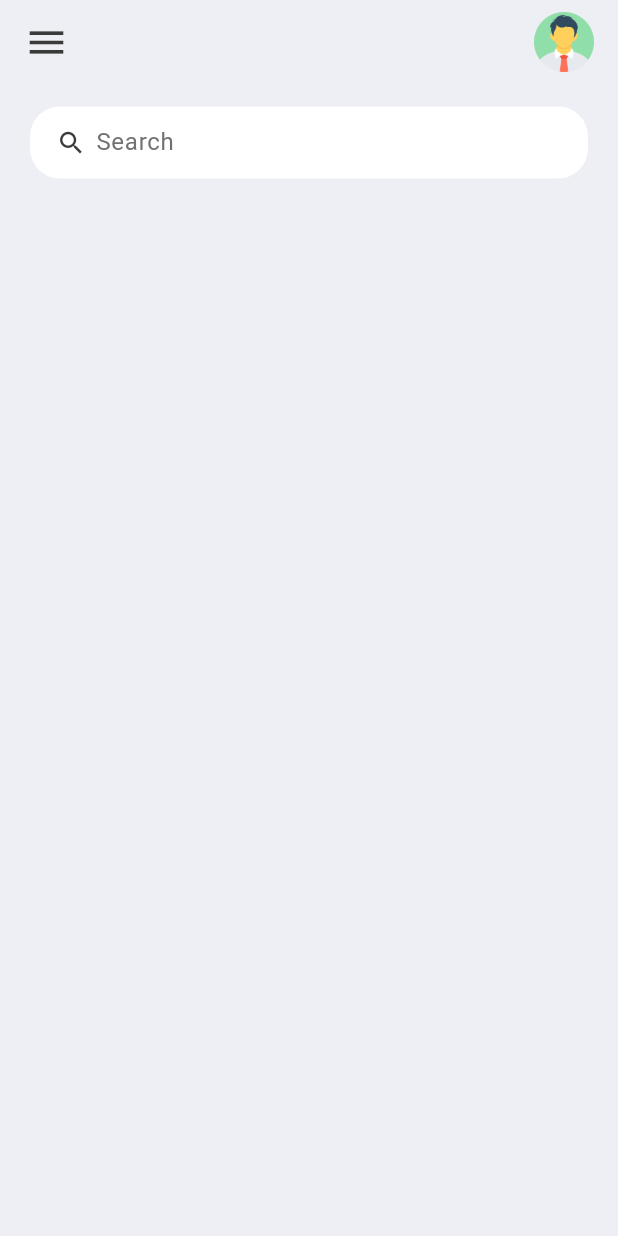
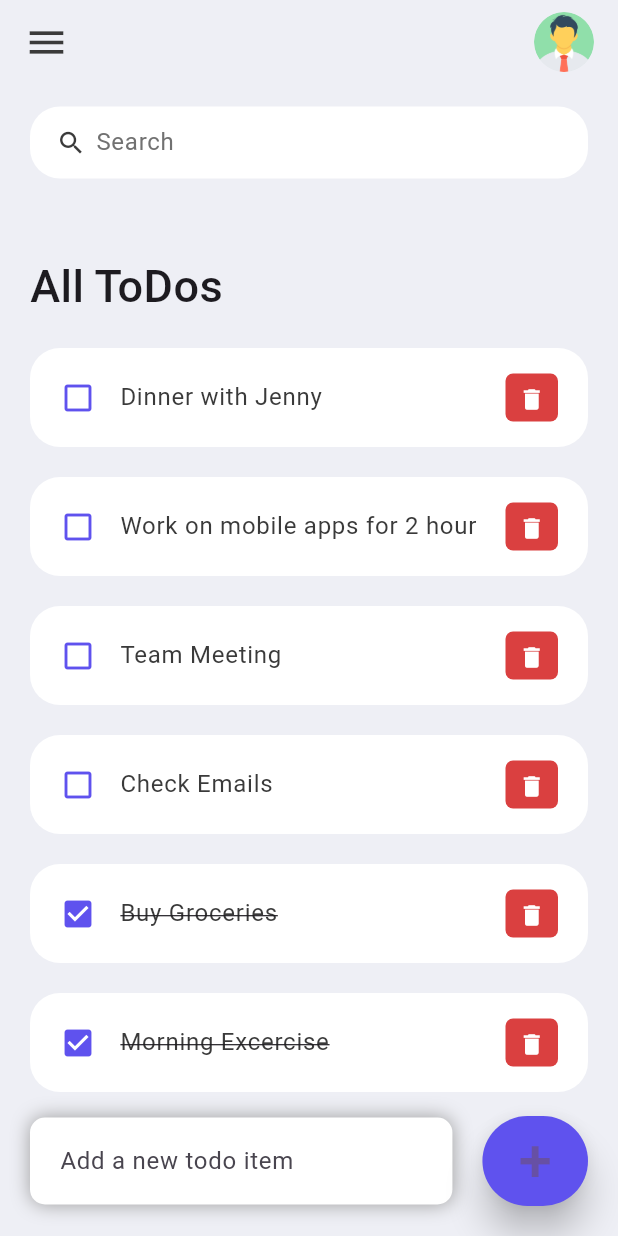
Before and after one commit to surajgujarathi/todo_app, a Flutter app: the screen it shows after launch, on a phone screen of 412 x 824 dp. Run offline on Flutter 3.47's test engine with Material 3 defaults, Android fonts, the phone set to English and light mode, and no system bars.

Commit message:
created todo items lists

```diff
--- a/lib/main.dart
+++ b/lib/main.dart
@@ -16,6 +16,6 @@ class MyApp extends StatelessWidget {
     SystemChrome.setSystemUIOverlayStyle(
         const SystemUiOverlayStyle(statusBarColor: Colors.transparent));
 
-    return const MaterialApp(title: 'Flutter Demo', home: Home());
+    return MaterialApp(title: 'Flutter Demo', home: Home());
   }
 }
--- /dev/null
+++ b/lib/model/todo.dart
@@ -0,0 +1,34 @@
+class ToDo {
+  String? id;
+  String? todoText;
+  bool isDone;
+
+  ToDo({
+    required this.id,
+    required this.todoText,
+    this.isDone = false,
+  });
+
+  static List<ToDo> todoList() {
+    return [
+      ToDo(id: '01', todoText: 'Morning Excercise', isDone: true),
+      ToDo(id: '02', todoText: 'Buy Groceries', isDone: true),
+      ToDo(
+        id: '03',
+        todoText: 'Check Emails',
+      ),
+      ToDo(
+        id: '04',
+        todoText: 'Team Meeting',
+      ),
+      ToDo(
+        id: '05',
+        todoText: 'Work on mobile apps for 2 hour',
+      ),
+      ToDo(
+        id: '06',
+        todoText: 'Dinner with Jenny',
+      ),
+    ];
+  }
+}
--- a/lib/screens/home.dart
+++ b/lib/screens/home.dart
@@ -1,70 +1,219 @@
 import 'package:flutter/material.dart';
-import 'package:todo_app/constants/colors.dart';
 
-class Home extends StatelessWidget {
-  const Home({super.key});
+import '../model/todo.dart';
+import '../constants/colors.dart';
+import '../widgets/todo_item.dart';
+
+class Home extends StatefulWidget {
+  Home({Key? key}) : super(key: key);
+
+  @override
+  State<Home> createState() => _HomeState();
+}
+
+class _HomeState extends State<Home> {
+  final todosList = ToDo.todoList();
+  List<ToDo> _foundToDo = [];
+  final _todoController = TextEditingController();
+
+  @override
+  void initState() {
+    _foundToDo = todosList;
+    super.initState();
+  }
 
   @override
   Widget build(BuildContext context) {
     return Scaffold(
       backgroundColor: tdBGColor,
-      appBar: _buildappbar(),
-      body: Container(
-        padding: const EdgeInsets.symmetric(horizontal: 20, vertical: 15),
-        child: const Column(
+      appBar: _buildAppBar(),
+      body: Stack(
         children: [
-            searchbox(),
+          Container(
+            padding: const EdgeInsets.symmetric(
+              horizontal: 20,
+              vertical: 15,
+            ),
+            child: Column(
+              children: [
+                searchBox(),
+                Expanded(
+                  child: ListView(
+                    children: [
+                      Container(
+                        margin: const EdgeInsets.only(
+                          top: 50,
+                          bottom: 20,
+                        ),
+                        child: const Text(
+                          'All ToDos',
+                          style: TextStyle(
+                            fontSize: 30,
+                            fontWeight: FontWeight.w500,
+                          ),
+                        ),
+                      ),
+                      for (ToDo todoo in _foundToDo.reversed)
+                        ToDoItem(
+                          todo: todoo,
+                          onToDoChanged: _handleToDoChange,
+                          onDeleteItem: _deleteToDoItem,
+                        ),
                     ],
                   ),
+                )
+              ],
+            ),
+          ),
+          Align(
+            alignment: Alignment.bottomCenter,
+            child: Row(children: [
+              Expanded(
+                child: Container(
+                  margin: const EdgeInsets.only(
+                    bottom: 20,
+                    right: 20,
+                    left: 20,
+                  ),
+                  padding: const EdgeInsets.symmetric(
+                    horizontal: 20,
+                    vertical: 5,
+                  ),
+                  decoration: BoxDecoration(
+                    color: Colors.white,
+                    boxShadow: const [
+                      BoxShadow(
+                        color: Colors.grey,
+                        offset: Offset(0.0, 0.0),
+                        blurRadius: 10.0,
+                        spreadRadius: 0.0,
+                      ),
+                    ],
+                    borderRadius: BorderRadius.circular(10),
+                  ),
+                  child: TextField(
+                    controller: _todoController,
+                    decoration: const InputDecoration(
+                        hintText: 'Add a new todo item',
+                        border: InputBorder.none),
+                  ),
+                ),
+              ),
+              Container(
+                margin: const EdgeInsets.only(
+                  bottom: 20,
+                  right: 20,
+                ),
+                child: ElevatedButton(
+                  child: const Text(
+                    '+',
+                    style: TextStyle(
+                      fontSize: 40,
+                    ),
+                  ),
+                  onPressed: () {
+                    _addToDoItem(_todoController.text);
+                  },
+                  style: ElevatedButton.styleFrom(
+                    backgroundColor: tdBlue,
+                    minimumSize: const Size(60, 60),
+                    elevation: 10,
+                  ),
+                ),
+              ),
+            ]),
+          ),
+        ],
       ),
     );
   }
 
-  AppBar _buildappbar() {
-    return AppBar(
-      backgroundColor: tdBGColor,
-      elevation: 0,
-      title: Row(
-        mainAxisAlignment: MainAxisAlignment.spaceBetween,
-        children: [
-          const Icon(Icons.menu, color: tdBlack, size: 30),
-          Container(
-            height: 40,
-            width: 40,
-            child: ClipRect(
-              child: Image.asset('assets/man.png'),
-            ),
-          )
-        ],
-      ),
-    );
-  }
+  void _handleToDoChange(ToDo todo) {
+    setState(() {
+      todo.isDone = !todo.isDone;
+    });
   }
 
-class searchbox extends StatelessWidget {
-  const searchbox({
-    super.key,
+  void _deleteToDoItem(String id) {
+    setState(() {
+      todosList.removeWhere((item) => item.id == id);
     });
+  }
 
-  @override
-  Widget build(BuildContext context) {
+  void _addToDoItem(String toDo) {
+    setState(() {
+      todosList.add(ToDo(
+        id: DateTime.now().millisecondsSinceEpoch.toString(),
+        todoText: toDo,
+      ));
+    });
+    _todoController.clear();
+  }
+
+  void _runFilter(String enteredKeyword) {
+    List<ToDo> results = [];
+    if (enteredKeyword.isEmpty) {
+      results = todosList;
+    } else {
+      results = todosList
+          .where((item) => item.todoText!
+              .toLowerCase()
+              .contains(enteredKeyword.toLowerCase()))
+          .toList();
+    }
+
+    setState(() {
+      _foundToDo = results;
+    });
+  }
+
+  Widget searchBox() {
     return Container(
       padding: const EdgeInsets.symmetric(horizontal: 15),
       decoration: BoxDecoration(
-          color: Colors.white, borderRadius: BorderRadius.circular(20)),
-      child: const TextField(
-        decoration: InputDecoration(
+        color: Colors.white,
+        borderRadius: BorderRadius.circular(20),
+      ),
+      child: TextField(
+        onChanged: (value) => _runFilter(value),
+        decoration: const InputDecoration(
           contentPadding: EdgeInsets.all(0),
           prefixIcon: Icon(
             Icons.search,
             color: tdBlack,
             size: 20,
           ),
-            prefixIconConstraints: BoxConstraints(maxHeight: 20, minWidth: 25),
+          prefixIconConstraints: BoxConstraints(
+            maxHeight: 20,
+            minWidth: 25,
+          ),
           border: InputBorder.none,
           hintText: 'Search',
-            hintStyle: TextStyle(color: tdGrey)),
+          hintStyle: TextStyle(color: tdGrey),
+        ),
       ),
     );
   }
+
+  AppBar _buildAppBar() {
+    return AppBar(
+      backgroundColor: tdBGColor,
+      elevation: 0,
+      title: Row(mainAxisAlignment: MainAxisAlignment.spaceBetween, children: [
+        const Icon(
+          Icons.menu,
+          color: tdBlack,
+          size: 30,
+        ),
+        Container(
+          height: 40,
+          width: 40,
+          child: ClipRRect(
+            borderRadius: BorderRadius.circular(20),
+            child: Image.asset('assets/man.png'),
+          ),
+        ),
+      ]),
+    );
   }
+}
--- /dev/null
+++ b/lib/widgets/todo_item.dart
@@ -0,0 +1,65 @@
+import 'package:flutter/material.dart';
+import 'package:todo_app/constants/colors.dart';
+import 'package:todo_app/model/todo.dart';
+
+class ToDoItem extends StatelessWidget {
+  final ToDo todo;
+  final onToDoChanged;
+  final onDeleteItem;
+
+  const ToDoItem({
+    Key? key,
+    required this.todo,
+    required this.onToDoChanged,
+    required this.onDeleteItem,
+  }) : super(key: key);
+
+  @override
+  Widget build(BuildContext context) {
+    return Container(
+      margin: EdgeInsets.only(bottom: 20),
+      child: ListTile(
+        onTap: () {
+          // print('Clicked on Todo Item.');
+          onToDoChanged(todo);
+        },
+        shape: RoundedRectangleBorder(
+          borderRadius: BorderRadius.circular(20),
+        ),
+        contentPadding: EdgeInsets.symmetric(horizontal: 20, vertical: 5),
+        tileColor: Colors.white,
+        leading: Icon(
+          todo.isDone ? Icons.check_box : Icons.check_box_outline_blank,
+          color: tdBlue,
+        ),
+        title: Text(
+          todo.todoText!,
+          style: TextStyle(
+            fontSize: 16,
+            color: tdBlack,
+            decoration: todo.isDone ? TextDecoration.lineThrough : null,
+          ),
+        ),
+        trailing: Container(
+          padding: EdgeInsets.all(0),
+          margin: EdgeInsets.symmetric(vertical: 12),
+          height: 35,
+          width: 35,
+          decoration: BoxDecoration(
+            color: tdRed,
+            borderRadius: BorderRadius.circular(5),
+          ),
+          child: IconButton(
+            color: Colors.white,
+            iconSize: 18,
+            icon: Icon(Icons.delete),
+            onPressed: () {
+              // print('Clicked on delete icon');
+              onDeleteItem(todo.id);
+            },
+          ),
+        ),
+      ),
+    );
+  }
+}
```
Lines whose indentation alone changed are shown as unchanged.
